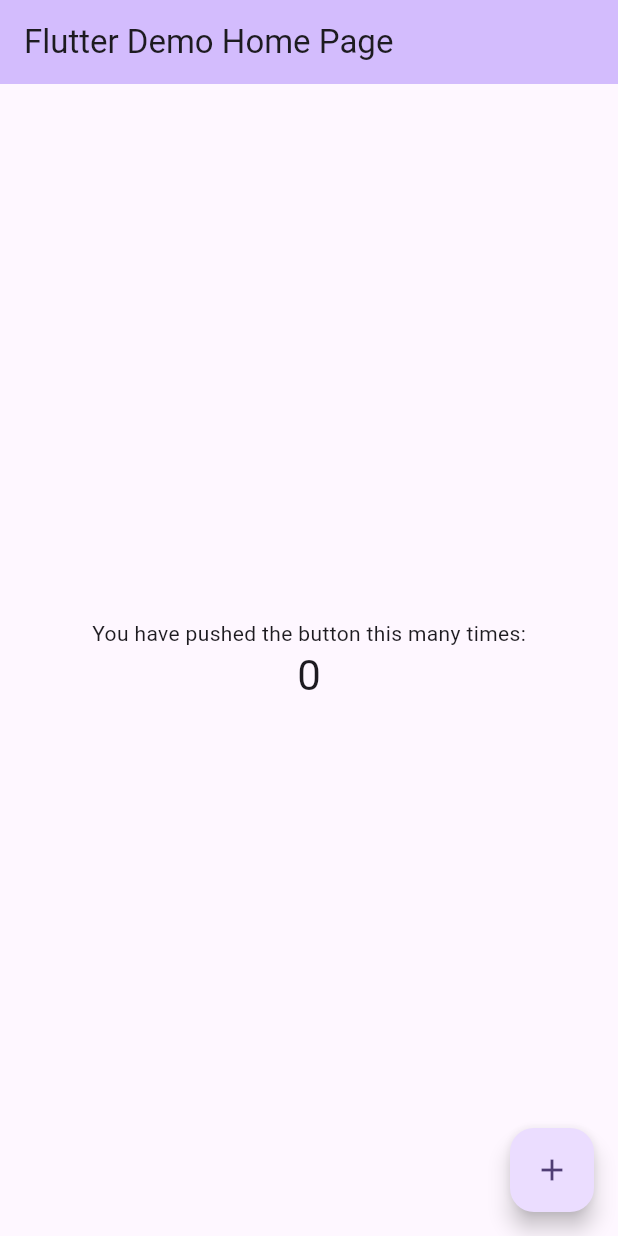
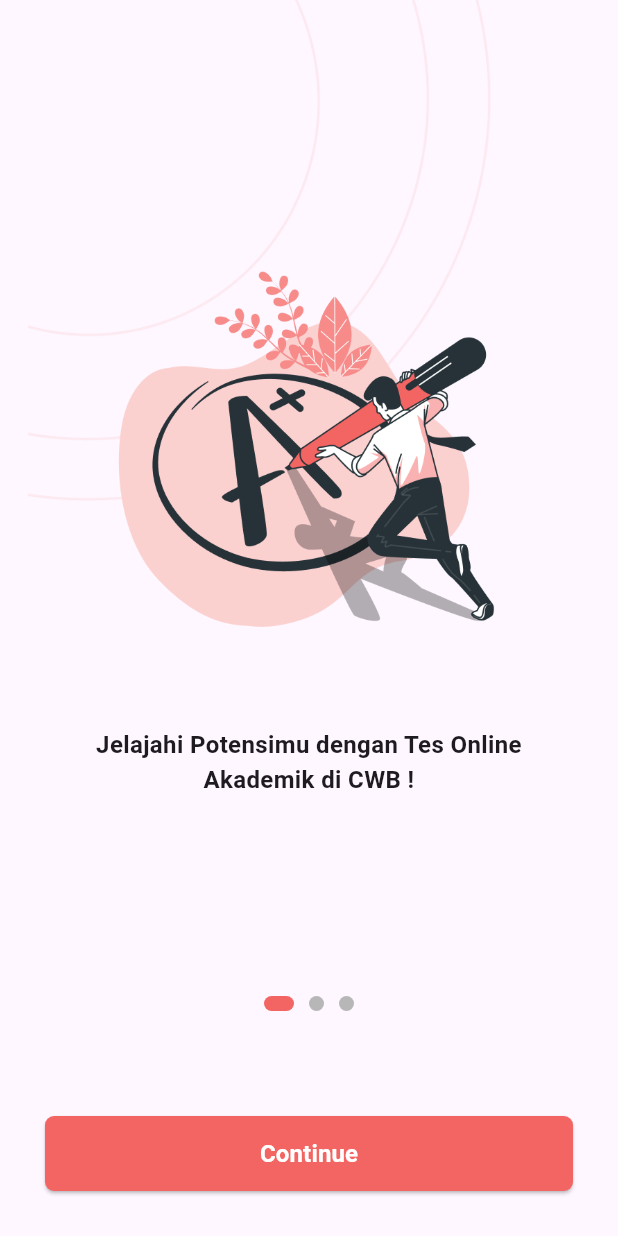
Before and after one commit to yntachmad/flutter_fic10, a Flutter app: the screen it shows after launch, on a phone screen of 412 x 824 dp. Run offline on Flutter 3.47's test engine with Material 3 defaults, Android fonts, the light colour scheme and no system bars.

Commit message:
add onboarding page

```diff
--- a/lib/main.dart
+++ b/lib/main.dart
@@ -1,4 +1,5 @@
 import 'package:flutter/material.dart';
+import 'package:flutter_fic10/presentation/onboarding/pages/onborading_page.dart';
 
 void main() {
   runApp(const MyApp());
@@ -16,7 +17,7 @@
         colorScheme: ColorScheme.fromSeed(seedColor: Colors.deepPurple),
         useMaterial3: true,
       ),
-      home: const MyHomePage(title: 'Flutter Demo Home Page'),
+      home: const OnboardingPage(),
     );
   }
 }
--- /dev/null
+++ b/lib/presentation/onboarding/models/onboarding_model.dart
@@ -0,0 +1,9 @@
+class OnboardingModel {
+  final String image;
+  final String text;
+
+  OnboardingModel({
+    required this.image,
+    required this.text,
+  });
+}
--- /dev/null
+++ b/lib/presentation/onboarding/pages/onborading_page.dart
@@ -0,0 +1,96 @@
+import 'package:flutter/material.dart';
+import 'package:flutter_fic10/core/extensions/build_context_ext.dart';
+
+import '../../../core/assets/assets.gen.dart';
+import '../../../core/components/buttons.dart';
+import '../../auth/pages/login_page.dart';
+import '../models/onboarding_model.dart';
+import '../widgets/onboarding_content.dart';
+import '../widgets/onboarding_indicator.dart';
+
+class OnboardingPage extends StatefulWidget {
+  const OnboardingPage({super.key});
+
+  @override
+  State<OnboardingPage> createState() => _OnboardingPageState();
+}
+
+class _OnboardingPageState extends State<OnboardingPage> {
+  int currentPage = 0;
+  final pageController = PageController();
+
+  final onboardingData = [
+    OnboardingModel(
+      image: Assets.images.onboarding.screen1.path,
+      text: 'Jelajahi Potensimu dengan Tes Online Akademik di CWB !',
+    ),
+    OnboardingModel(
+      image: Assets.images.onboarding.screen2.path,
+      text: 'Jelajahi Potensimu dengan Tes Online Akademik di CWB !',
+    ),
+    OnboardingModel(
+      image: Assets.images.onboarding.screen3.path,
+      text: 'Jelajahi Potensimu dengan Tes Online Akademik di CWB !',
+    ),
+  ];
+
+  void navigate() {
+    context.pushReplacement(const LoginPage());
+  }
+
+  @override
+  Widget build(BuildContext context) {
+    return Scaffold(
+      body: Stack(
+        children: [
+          Container(
+            height: 400.0,
+            decoration: BoxDecoration(
+              image: DecorationImage(
+                image: AssetImage(Assets.images.onboarding.ornament.path),
+                fit: BoxFit.contain,
+              ),
+            ),
+          ),
+          Column(
+            children: [
+              // SkipButton(onPressed: navigate),
+              OnboardingContent(
+                pageController: pageController,
+                onPageChanged: (index) {
+                  currentPage = index;
+                  setState(() {});
+                },
+                contents: onboardingData,
+              ),
+              OnboardingIndicator(
+                length: onboardingData.length,
+                currentPage: currentPage,
+              ),
+              const SizedBox(height: 40),
+              Padding(
+                padding: const EdgeInsets.all(30.0),
+                child: Button.filled(
+                  onPressed: () {
+                    if (currentPage < onboardingData.length - 1) {
+                      pageController.nextPage(
+                        duration: const Duration(milliseconds: 500),
+                        curve: Curves.ease,
+                      );
+                      currentPage++;
+                      setState(() {});
+                    } else {
+                      // OnboardingLocalDatasource().saveOnboadingPassed();
+                      navigate();
+                    }
+                  },
+                  label: 'Continue',
+                ),
+              ),
+            ],
+          ),
+        ],
+      ),
+    );
+  }
+}
--- /dev/null
+++ b/lib/presentation/onboarding/widgets/onboarding_content.dart
@@ -0,0 +1,51 @@
+import 'package:flutter/material.dart';
+
+import '../models/onboarding_model.dart';
+
+class OnboardingContent extends StatelessWidget {
+  final PageController pageController;
+  final void Function(int index) onPageChanged;
+  final List<OnboardingModel> contents;
+
+  const OnboardingContent({
+    super.key,
+    required this.pageController,
+    required this.onPageChanged,
+    required this.contents,
+  });
+
+  @override
+  Widget build(BuildContext context) {
+    return Expanded(
+      child: PageView.builder(
+        controller: pageController,
+        onPageChanged: onPageChanged,
+        itemCount: contents.length,
+        itemBuilder: (context, index) {
+          return Padding(
+            padding: const EdgeInsets.all(40.0),
+            child: Column(
+              mainAxisAlignment: MainAxisAlignment.center,
+              children: [
+                Flexible(
+                  child: Image.asset(
+                    contents[index].image,
+                  ),
+                ),
+                const SizedBox(height: 20),
+                Text(
+                  contents[index].text,
+                  style: const TextStyle(
+                    fontSize: 16,
+                    fontWeight: FontWeight.w600,
+                  ),
+                  textAlign: TextAlign.center,
+                ),
+              ],
+            ),
+          );
+        },
+      ),
+    );
+  }
+}
--- /dev/null
+++ b/lib/presentation/onboarding/widgets/onboarding_indicator.dart
@@ -0,0 +1,35 @@
+import 'package:flutter/material.dart';
+
+import '../../../core/constants/colors.dart';
+
+class OnboardingIndicator extends StatelessWidget {
+  final int length;
+  final int currentPage;
+
+  const OnboardingIndicator({
+    super.key,
+    required this.length,
+    required this.currentPage,
+  });
+
+  @override
+  Widget build(BuildContext context) {
+    return Row(
+      mainAxisAlignment: MainAxisAlignment.center,
+      children: List.generate(
+        length,
+        (index) {
+          return Container(
+            margin: const EdgeInsets.symmetric(horizontal: 5),
+            height: 10,
+            width: currentPage == index ? 20 : 10,
+            decoration: BoxDecoration(
+              color: currentPage == index ? AppColors.primary : AppColors.grey,
+              borderRadius: BorderRadius.circular(5),
+            ),
+          );
+        },
+      ),
+    );
+  }
+}
```
Also changed, not shown: lib/presentation/auth/pages/login_page.dart (added, +119 -0 lines), lib/presentation/onboarding/widgets/skip_button.dart (added, +29 -0 lines).
